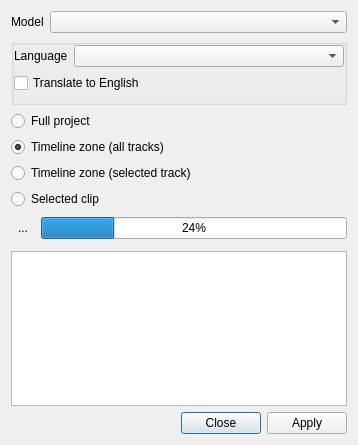
The window that src/ui/speechdialog_ui.ui (KDE/kdenlive) describes before a commit, drawn with Qt 5.
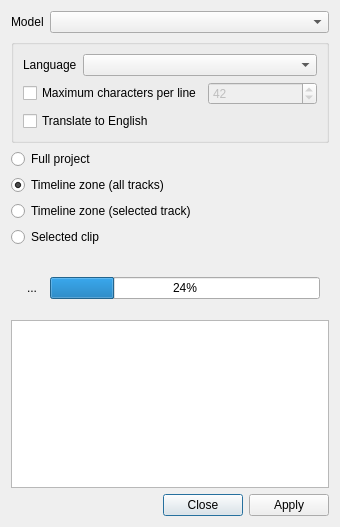
The same window after the commit. Icons and pictures are not drawn. Custom widgets are drawn as their Qt base class.

Commit message: Whisper: allow setting a maximum character count per subtitle (enabled by default)

Diff of the .ui file:
```diff
--- a/src/ui/speechdialog_ui.ui
+++ b/src/ui/speechdialog_ui.ui
@@ -10,15 +10,45 @@
    <rect>
     <x>0</x>
     <y>0</y>
-    <width>358</width>
-    <height>445</height>
+    <width>340</width>
+    <height>527</height>
    </rect>
   </property>
   <property name="windowTitle">
    <string>Dialog</string>
   </property>
   <layout class="QGridLayout" name="gridLayout">
-   <item row="1" column="1">
+   <item row="3" column="0" colspan="3">
+    <widget class="QRadioButton" name="timeline_zone">
+     <property name="text">
+      <string>Timeline zone (all tracks)</string>
+     </property>
+     <property name="checked">
+      <bool>true</bool>
+     </property>
+    </widget>
+   </item>
+   <item row="9" column="0" colspan="3">
+    <widget class="KMessageWidget" name="speech_info">
+     <property name="closeButtonVisible" stdset="0">
+      <bool>false</bool>
+     </property>
+    </widget>
+   </item>
+   <item row="10" column="0" colspan="3">
+    <widget class="QPlainTextEdit" name="logOutput">
+     <property name="autoFillBackground">
+      <bool>false</bool>
+     </property>
+     <property name="readOnly">
+      <bool>true</bool>
+     </property>
+     <property name="backgroundVisible">
+      <bool>false</bool>
+     </property>
+    </widget>
+   </item>
+   <item row="0" column="1" colspan="2">
     <widget class="QComboBox" name="speech_model">
      <property name="sizePolicy">
       <sizepolicy hsizetype="MinimumExpanding" vsizetype="Fixed">
@@ -28,14 +58,58 @@
      </property>
     </widget>
    </item>
-   <item row="5" column="0" colspan="2">
+   <item row="6" column="0">
+    <spacer name="verticalSpacer">
+     <property name="orientation">
+      <enum>Qt::Vertical</enum>
+     </property>
+     <property name="sizeHint" stdset="0">
+      <size>
+       <width>20</width>
+       <height>40</height>
+      </size>
+     </property>
+    </spacer>
+   </item>
+   <item row="5" column="0" colspan="3">
+    <widget class="QRadioButton" name="timeline_clips">
+     <property name="text">
+      <string>Selected clip</string>
+     </property>
+    </widget>
+   </item>
+   <item row="11" column="2">
+    <widget class="QDialogButtonBox" name="buttonBox">
+     <property name="orientation">
+      <enum>Qt::Horizontal</enum>
+     </property>
+     <property name="standardButtons">
+      <set>QDialogButtonBox::Apply|QDialogButtonBox::Close</set>
+     </property>
+    </widget>
+   </item>
+   <item row="0" column="0">
+    <widget class="QLabel" name="label">
+     <property name="text">
+      <string>Model</string>
+     </property>
+    </widget>
+   </item>
+   <item row="4" column="0" colspan="3">
     <widget class="QRadioButton" name="timeline_track">
      <property name="text">
       <string>Timeline zone (selected track)</string>
      </property>
     </widget>
    </item>
-   <item row="2" column="0" colspan="2">
+   <item row="2" column="0" colspan="3">
+    <widget class="QRadioButton" name="timeline_full">
+     <property name="text">
+      <string>Full project</string>
+     </property>
+    </widget>
+   </item>
+   <item row="1" column="0" colspan="3">
     <widget class="QGroupBox" name="whisper_settings">
      <property name="title">
       <string/>
@@ -44,43 +118,55 @@
       <bool>true</bool>
      </property>
      <layout class="QGridLayout" name="gridLayout_2">
-      <property name="leftMargin">
-       <number>0</number>
-      </property>
-      <property name="topMargin">
-       <number>0</number>
-      </property>
-      <property name="rightMargin">
-       <number>0</number>
-      </property>
-      <item row="2" column="1">
-       <widget class="QComboBox" name="speech_language">
-        <property name="sizePolicy">
-         <sizepolicy hsizetype="MinimumExpanding" vsizetype="Fixed">
-          <horstretch>0</horstretch>
-          <verstretch>0</verstretch>
-         </sizepolicy>
-        </property>
-       </widget>
-      </item>
-      <item row="3" column="0" colspan="2">
-       <widget class="QCheckBox" name="translate_box">
-        <property name="text">
-         <string>Translate to English</string>
-        </property>
-       </widget>
-      </item>
-      <item row="2" column="0">
+      <item row="0" column="0">
        <widget class="QLabel" name="label_2">
         <property name="text">
          <string>Language</string>
         </property>
        </widget>
       </item>
+      <item row="2" column="0" colspan="2">
+       <widget class="QCheckBox" name="translate_box">
+        <property name="text">
+         <string>Translate to English</string>
+        </property>
+       </widget>
+      </item>
+      <item row="0" column="1">
+       <widget class="QComboBox" name="speech_language">
+        <property name="sizePolicy">
+         <sizepolicy hsizetype="MinimumExpanding" vsizetype="Fixed">
+          <horstretch>0</horstretch>
+          <verstretch>0</verstretch>
+         </sizepolicy>
+        </property>
+       </widget>
+      </item>
+      <item row="1" column="0" colspan="2">
+       <layout class="QHBoxLayout" name="horizontalLayout_2">
+        <item>
+         <widget class="QCheckBox" name="check_maxchars">
+          <property name="text">
+           <string>Maximum characters per line</string>
+          </property>
+         </widget>
+        </item>
+        <item>
+         <widget class="QSpinBox" name="maxChars">
+          <property name="enabled">
+           <bool>false</bool>
+          </property>
+          <property name="value">
+           <number>42</number>
+          </property>
+         </widget>
+        </item>
+       </layout>
+      </item>
      </layout>
     </widget>
    </item>
-   <item row="9" column="0" colspan="2">
+   <item row="8" column="0" colspan="3">
     <widget class="QFrame" name="frame_progress">
      <property name="frameShape">
       <enum>QFrame::NoFrame</enum>
@@ -88,20 +174,8 @@
      <property name="frameShadow">
       <enum>QFrame::Plain</enum>
      </property>
-     <layout class="QHBoxLayout" name="horizontalLayout">
-      <property name="leftMargin">
-       <number>0</number>
-      </property>
-      <property name="topMargin">
-       <number>0</number>
-      </property>
-      <property name="rightMargin">
-       <number>0</number>
-      </property>
-      <property name="bottomMargin">
-       <number>0</number>
-      </property>
-      <item>
+     <layout class="QGridLayout" name="gridLayout_3">
+      <item row="0" column="0">
        <widget class="QToolButton" name="button_abort">
         <property name="text">
          <string>...</string>
@@ -115,8 +189,14 @@
         </property>
        </widget>
       </item>
-      <item>
+      <item row="0" column="1">
        <widget class="QProgressBar" name="speech_progress">
+        <property name="sizePolicy">
+         <sizepolicy hsizetype="MinimumExpanding" vsizetype="Fixed">
+          <horstretch>0</horstretch>
+          <verstretch>0</verstretch>
+         </sizepolicy>
+        </property>
         <property name="value">
          <number>24</number>
         </property>
@@ -128,80 +208,6 @@
      </layout>
     </widget>
    </item>
-   <item row="7" column="0">
-    <spacer name="verticalSpacer">
-     <property name="orientation">
-      <enum>Qt::Vertical</enum>
-     </property>
-     <property name="sizeHint" stdset="0">
-      <size>
-       <width>20</width>
-       <height>40</height>
-      </size>
-     </property>
-    </spacer>
-   </item>
-   <item row="4" column="0" colspan="2">
-    <widget class="QRadioButton" name="timeline_zone">
-     <property name="text">
-      <string>Timeline zone (all tracks)</string>
-     </property>
-     <property name="checked">
-      <bool>true</bool>
-     </property>
-    </widget>
-   </item>
-   <item row="1" column="0">
-    <widget class="QLabel" name="label">
-     <property name="text">
-      <string>Model</string>
-     </property>
-    </widget>
-   </item>
-   <item row="13" column="1">
-    <widget class="QDialogButtonBox" name="buttonBox">
-     <property name="orientation">
-      <enum>Qt::Horizontal</enum>
-     </property>
-     <property name="standardButtons">
-      <set>QDialogButtonBox::Apply|QDialogButtonBox::Close</set>
-     </property>
-    </widget>
-   </item>
-   <item row="11" column="0" colspan="2">
-    <widget class="KMessageWidget" name="speech_info">
-     <property name="closeButtonVisible">
-      <bool>false</bool>
-     </property>
-    </widget>
-   </item>
-   <item row="6" column="0" colspan="2">
-    <widget class="QRadioButton" name="timeline_clips">
-     <property name="text">
-      <string>Selected clip</string>
-     </property>
-    </widget>
-   </item>
-   <item row="3" column="0" colspan="2">
-    <widget class="QRadioButton" name="timeline_full">
-     <property name="text">
-      <string>Full project</string>
-     </property>
-    </widget>
-   </item>
-   <item row="12" column="0" colspan="2">
-    <widget class="QPlainTextEdit" name="logOutput">
-     <property name="autoFillBackground">
-      <bool>false</bool>
-     </property>
-     <property name="readOnly">
-      <bool>true</bool>
-     </property>
-     <property name="backgroundVisible">
-      <bool>false</bool>
-     </property>
-    </widget>
-   </item>
   </layout>
  </widget>
  <customwidgets>
```
Left out of the diff: 16 changed lines with no effect on the pictures. The commit also changes 4 other files.
